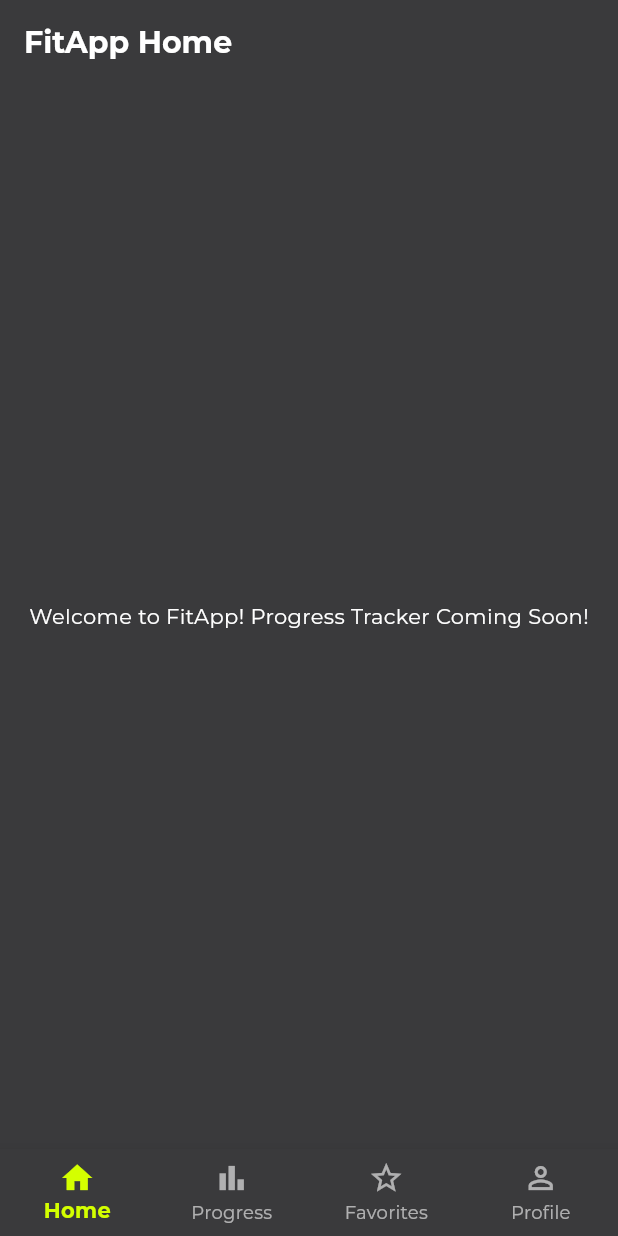
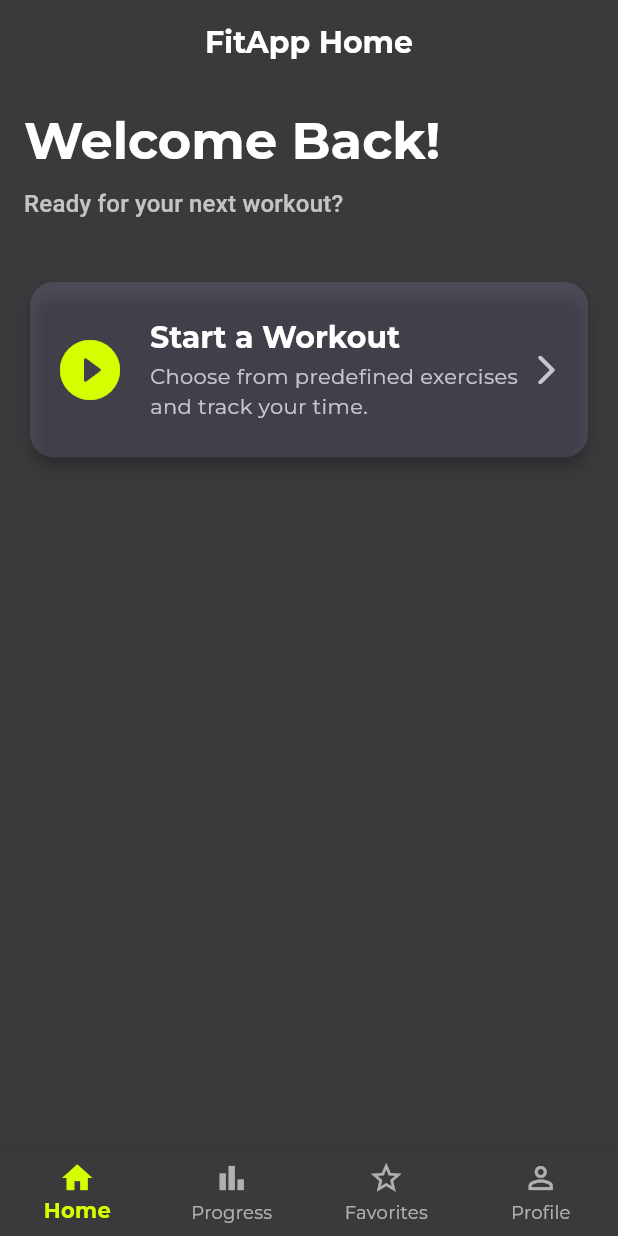
Before and after one commit to ForgetIT-cycle/fit_app, a Flutter app: the screen it shows after launch, on a phone screen of 412 x 824 dp. Run offline on Flutter 3.47's test engine with Material 3 defaults, Android fonts, the phone set to English and light mode, and no system bars; our stand-ins replace fl_chart, google_fonts, sqflite; accounts and stored records are empty.

Commit message:
added more for home
added card button work out selector

```diff
--- a/lib/screens/home_screen.dart
+++ b/lib/screens/home_screen.dart
@@ -1,3 +1,4 @@
+import "package:fit_app/screens/workout_page.dart";
 import "package:flutter/material.dart";
 
 class HomeScreen extends StatelessWidget {
@@ -6,13 +7,100 @@ class HomeScreen extends StatelessWidget {
   @override
   Widget build(BuildContext context) {
     return Scaffold(
-      appBar: AppBar(
-        title: const Text("FitApp Home"),
+      appBar: AppBar(title: const Text("FitApp Home"), centerTitle: true),
+      body: Padding(
+        padding: const EdgeInsets.all(16.0),
+        child: Column(
+          crossAxisAlignment: CrossAxisAlignment.start,
+          children: [
+            Text(
+              "Welcome Back!", // Or user name if available
+              style: Theme.of(
+                context,
+              ).textTheme.headlineMedium?.copyWith(fontWeight: FontWeight.bold),
+            ),
+            const SizedBox(height: 8),
+            Text(
+              "Ready for your next workout?",
+              style: Theme.of(context).textTheme.titleMedium?.copyWith(
+                color: Theme.of(context).colorScheme.onSurface.withOpacity(0.7),
+              ),
+            ),
+            const SizedBox(height: 32),
+            _buildQuickStartCard(context),
+            const SizedBox(height: 24),
+            // Add other home screen elements here later if needed
+            // For example, a summary of recent activity or daily goals.
+            // Text(
+            //   "Your Recent Activity",
+            //   style: Theme.of(context).textTheme.titleLarge,
+            // ),
+            // Expanded(
+            //   child: Center(
+            //     child: Text("Other home screen content can go here.", style: Theme.of(context).textTheme.bodyMedium),
+            //   ),
+            // ),
+          ],
+        ),
       ),
-      body: const Center(
-        child: Text("Welcome to FitApp! Progress Tracker Coming Soon!"),
+    );
+  }
+
+  Widget _buildQuickStartCard(BuildContext context) {
+    return Card(
+      // Using CardTheme from main theme for consistency
+      elevation: 4.0, // Add a bit more elevation for prominence
+      child: InkWell(
+        onTap: () {
+          Navigator.push(
+            context,
+            MaterialPageRoute(builder: (context) => const WorkoutPage()),
+          );
+        },
+        borderRadius: BorderRadius.circular(16.0), // Match CardTheme shape
+        child: Container(
+          padding: const EdgeInsets.symmetric(vertical: 24.0, horizontal: 16.0),
+          child: Row(
+            children: [
+              Icon(
+                Icons.play_circle_fill_rounded,
+                size: 48,
+                color:
+                    Theme.of(
+                      context,
+                    ).colorScheme.secondary, // Lime green accent
+              ),
+              const SizedBox(width: 16),
+              Expanded(
+                child: Column(
+                  crossAxisAlignment: CrossAxisAlignment.start,
+                  children: [
+                    Text(
+                      "Start a Workout",
+                      style: Theme.of(context).textTheme.titleLarge?.copyWith(
+                        fontWeight: FontWeight.bold,
+                      ),
+                    ),
+                    const SizedBox(height: 4),
+                    Text(
+                      "Choose from predefined exercises and track your time.",
+                      style: Theme.of(context).textTheme.bodyMedium?.copyWith(
+                        color: Theme.of(
+                          context,
+                        ).colorScheme.onSurface.withOpacity(0.7),
+                      ),
+                    ),
+                  ],
+                ),
+              ),
+              Icon(
+                Icons.arrow_forward_ios_rounded,
+                color: Theme.of(context).colorScheme.onSurface.withOpacity(0.7),
+              ),
+            ],
+          ),
+        ),
       ),
-      // We will add BottomNavigationBar later as per design
     );
   }
 }
--- a/lib/screens/progress_tracking/workout_log_tab.dart
+++ b/lib/screens/progress_tracking/workout_log_tab.dart
@@ -50,11 +50,13 @@ class _WorkoutLogTabState extends State<WorkoutLogTab> {
     if (activityName.toLowerCase().contains("run")) return Icons.directions_run;
     if (activityName.toLowerCase().contains("swim")) return Icons.pool;
     if (activityName.toLowerCase().contains("lift") ||
-        activityName.toLowerCase().contains("workout"))
+        activityName.toLowerCase().contains("workout")) {
       return Icons.fitness_center;
+    }
     if (activityName.toLowerCase().contains("cycle") ||
-        activityName.toLowerCase().contains("bike"))
+        activityName.toLowerCase().contains("bike")) {
       return Icons.directions_bike;
+    }
     return Icons.fitness_center; // Default icon
   }
 
```
Also changed, not shown: lib/screens/workout_page.dart (added, +325 -0 lines).
